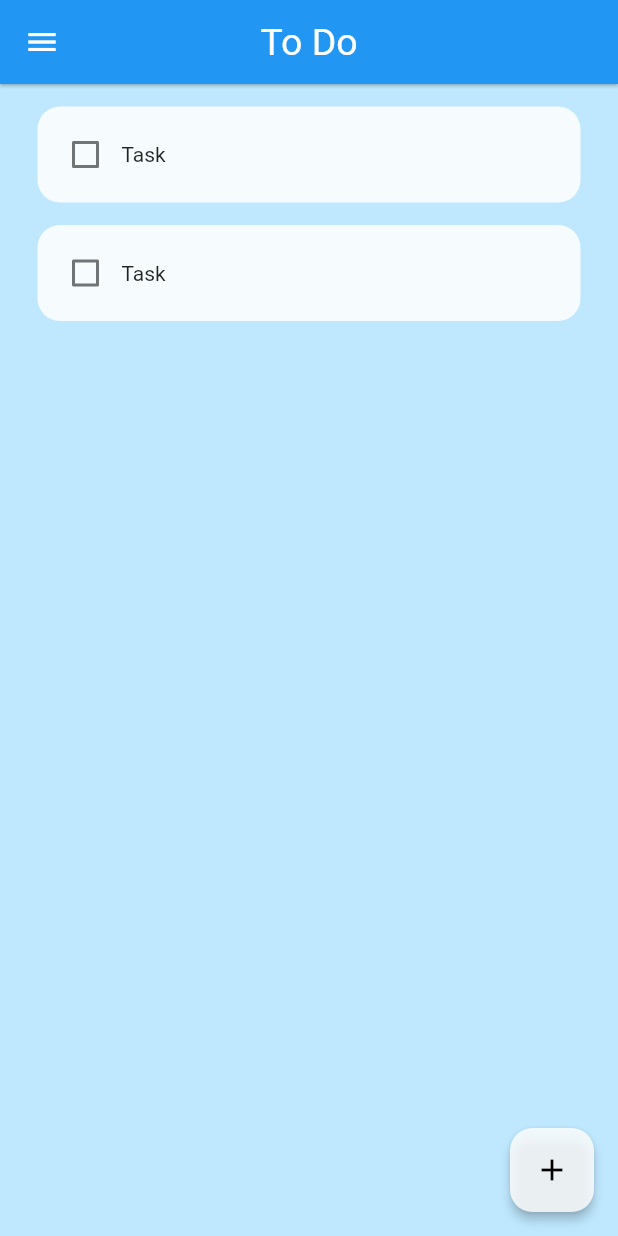
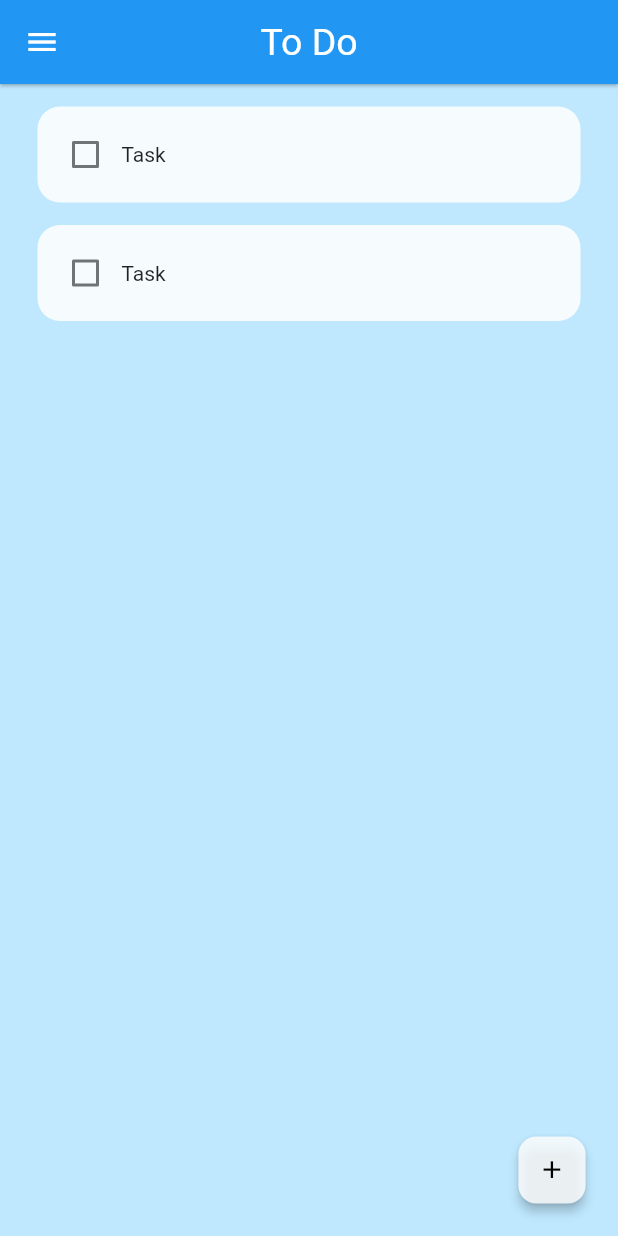
Before and after one commit to riyad671/todo_app, a Flutter app: the screen it shows after launch, on a phone screen of 412 x 824 dp. Run offline on Flutter 3.47's test engine with Material 2 defaults, Android fonts, the phone set to English and light mode, and no system bars.

Commit message:
Scale floating button

```diff
--- a/lib/screen/home_screen.dart
+++ b/lib/screen/home_screen.dart
@@ -50,7 +50,9 @@ class _HomeScreenState extends State<HomeScreen> {
       ),
 
       // Floating button for add some task
-      floatingActionButton: FloatingActionButton(
+      floatingActionButton: Transform.scale(
+        scale: 0.8,
+        child: FloatingActionButton(
           onPressed: () {},
           backgroundColor: const Color.fromRGBO(255, 255, 255, 0.815),
           elevation: 3,
@@ -60,6 +62,7 @@ class _HomeScreenState extends State<HomeScreen> {
           child: const Icon(
             Icons.add,
             color: Colors.black,
+          ),
         ),
       ),
 
```
Lines whose indentation alone changed are shown as unchanged.
